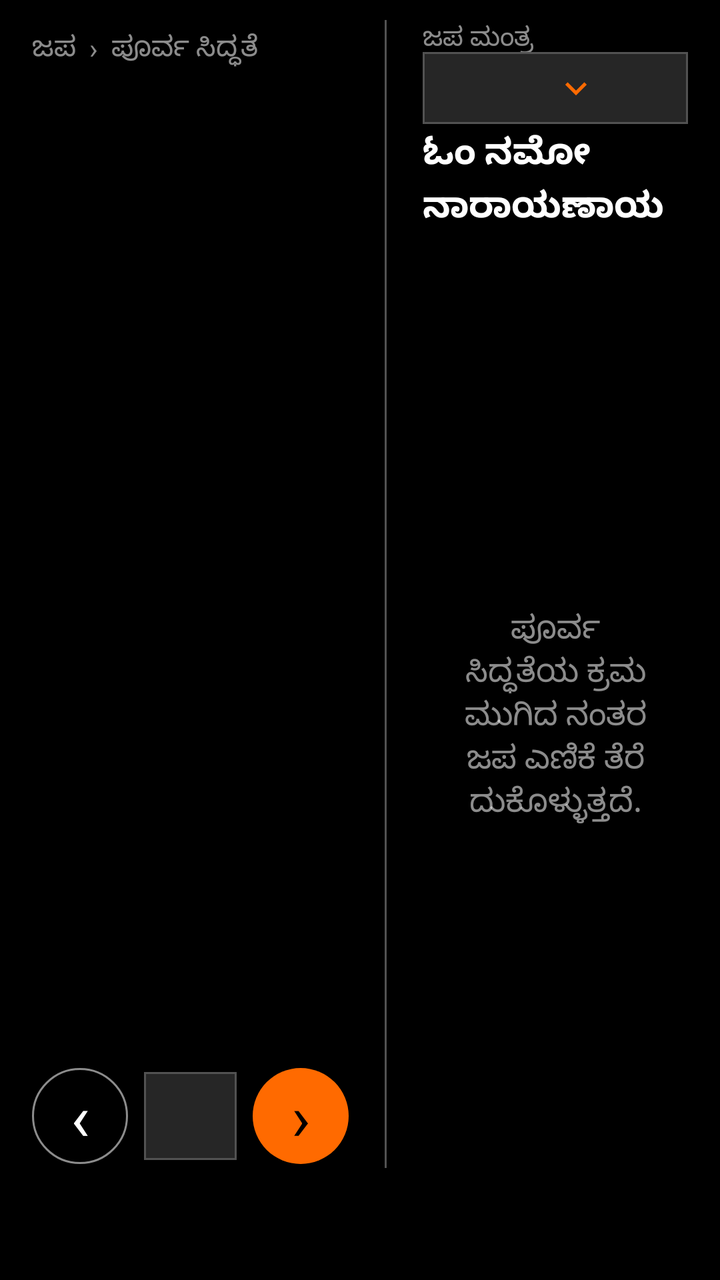
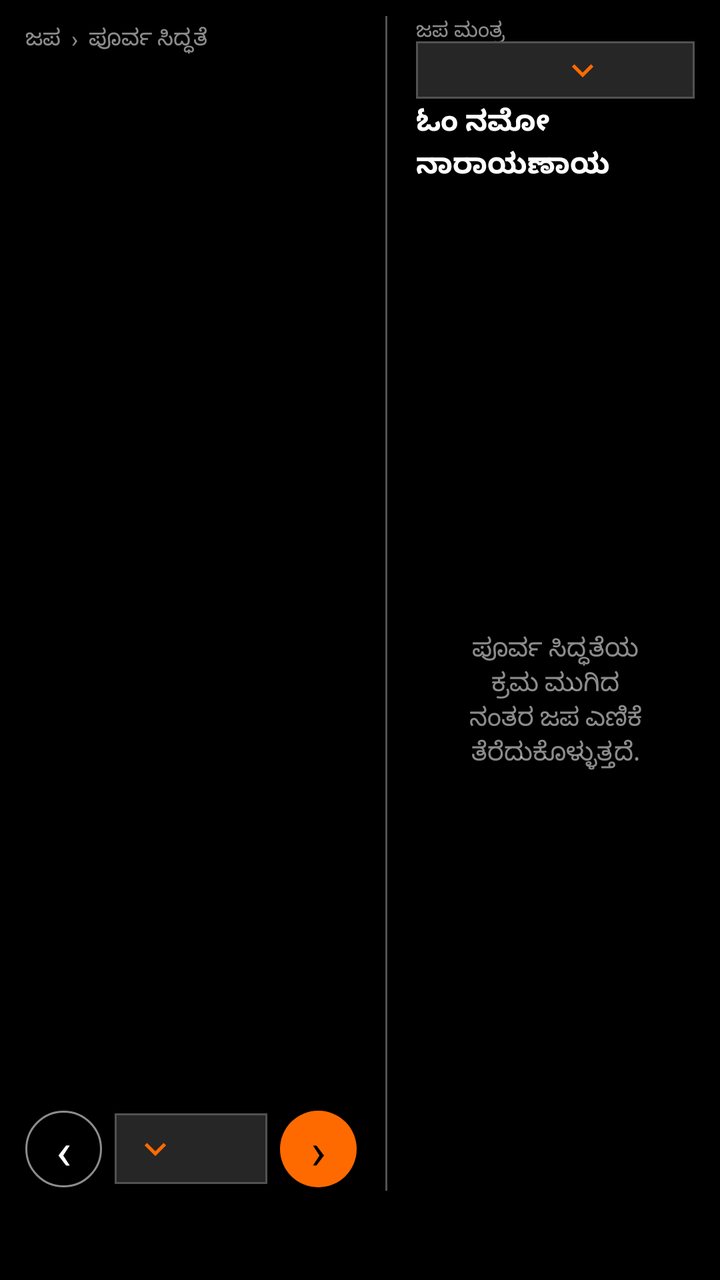

The first picture is an Android layout as it rendered before a commit; the second is the same layout after the commit. The layout source and the unified diff follow.
<!-- AndroidManifest.xml: application theme Theme.PaperDesk -->
<!-- res/layout/page_japa.xml -->
<?xml version="1.0" encoding="utf-8"?>
<LinearLayout xmlns:android="http://schemas.android.com/apk/res/android"
    android:layout_width="match_parent"
    android:layout_height="match_parent"
    android:background="@color/black"
    android:orientation="horizontal"
    android:paddingLeft="@dimen/page_pad_h"
    android:paddingTop="@dimen/japa_pad_top"
    android:paddingRight="@dimen/page_pad_h"
    android:paddingBottom="@dimen/japa_pad_bottom">

    <LinearLayout
        android:layout_width="0dp"
        android:layout_height="match_parent"
        android:layout_weight="1.08"
        android:orientation="vertical"
        android:paddingRight="18dp">

        <TextView android:id="@+id/japaTitle" style="@style/Desk.Title"
            android:layout_width="1dp" android:layout_height="1dp" android:visibility="gone" />

        <TextView android:id="@+id/japaRitualTitle" style="@style/Desk.Meta"
            android:layout_width="match_parent" android:layout_height="28dp"
            android:gravity="center_vertical" android:text="ಜಪ  ›  ಪೂರ್ವ ಸಿದ್ಧತೆ"
            android:textColor="@color/white_55" android:textSize="14sp" />

        <TextView android:id="@+id/japaRitualStep"
            android:layout_width="match_parent" android:layout_height="wrap_content"
            android:layout_marginTop="8dp" android:fontWeight="600"
            android:textColor="@color/white" android:textSize="22sp" />

        <TextView android:id="@+id/japaRitualBody" style="@style/Desk.Body2"
            android:layout_width="match_parent" android:layout_height="0dp" android:layout_weight="1"
            android:layout_marginTop="8dp" android:lineSpacingExtra="3dp"
            android:textColor="@color/white_70" android:textSize="17sp" />

        <LinearLayout android:layout_width="match_parent" android:layout_height="52dp"
            android:gravity="center_vertical" android:orientation="horizontal">
            <TextView android:id="@+id/japaRitualBack"
                android:layout_width="48dp" android:layout_height="48dp" android:background="@drawable/bg_circle"
                android:contentDescription="ಹಿಂದಿನ ಜಪ ಕ್ರಮ" android:gravity="center" android:text="‹"
                android:textColor="@color/white" android:textSize="32sp" />
            <Spinner android:id="@+id/japaRitual"
                android:layout_width="0dp" android:layout_height="44dp" android:layout_weight="1"
                android:layout_marginLeft="8dp" android:layout_marginRight="8dp"
                android:background="@drawable/bg_dropdown" android:popupBackground="@color/surface_2"
                android:spinnerMode="dropdown" />
            <TextView android:id="@+id/japaRitualNext"
                android:layout_width="48dp" android:layout_height="48dp" android:background="@drawable/bg_circle_fill"
                android:contentDescription="ಮುಂದಿನ ಜಪ ಕ್ರಮ" android:gravity="center" android:text="›"
                android:textColor="@color/black" android:textSize="32sp" />
        </LinearLayout>
    </LinearLayout>

    <View android:layout_width="1dp" android:layout_height="match_parent" android:background="@color/divider" />

    <LinearLayout android:layout_width="0dp" android:layout_height="match_parent"
        android:layout_weight="0.92" android:orientation="vertical" android:paddingLeft="18dp">

        <TextView style="@style/Desk.Meta" android:layout_width="match_parent" android:layout_height="16dp"
            android:gravity="center_vertical" android:text="ಜಪ ಮಂತ್ರ" android:textColor="@color/white_55" />

        <Spinner android:id="@+id/japaMantra" android:layout_width="match_parent" android:layout_height="36dp"
            android:background="@drawable/bg_dropdown" android:popupBackground="@color/surface_2"
            android:spinnerMode="dropdown" />

        <TextView android:id="@+id/japaMantraName"
            android:layout_width="match_parent" android:layout_height="52dp" android:layout_marginTop="2dp"
            android:autoSizeMaxTextSize="22sp" android:autoSizeMinTextSize="13sp"
            android:autoSizeStepGranularity="1sp" android:autoSizeTextType="uniform"
            android:fontWeight="700" android:gravity="center_vertical" android:lineSpacingExtra="2dp"
            android:maxLines="3" android:text="ಓಂ ನಮೋ ನಾರಾಯಣಾಯ" android:textColor="@color/white"
            android:textSize="22sp" android:textStyle="bold" />

        <TextView android:id="@+id/japaMantraNote" style="@style/Desk.Meta"
            android:layout_width="match_parent" android:layout_height="16dp"
            android:gravity="center_vertical" android:textColor="@color/carbon_support_warning"
            android:textSize="13sp" android:visibility="invisible" />

        <TextView android:id="@+id/japaWaiting"
            android:layout_width="match_parent" android:layout_height="0dp" android:layout_weight="1"
            android:gravity="center" android:paddingLeft="16dp" android:paddingRight="16dp"
            android:text="ಪೂರ್ವ ಸಿದ್ಧತೆಯ ಕ್ರಮ ಮುಗಿದ ನಂತರ ಜಪ ಎಣಿಕೆ ತೆರೆದುಕೊಳ್ಳುತ್ತದೆ."
            android:textColor="@color/white_55" android:textSize="16sp" />

        <LinearLayout android:id="@+id/japaCounterPane"
            android:layout_width="match_parent" android:layout_height="0dp" android:layout_weight="1"
            android:gravity="center_horizontal" android:orientation="vertical" android:visibility="gone">
            <TextView android:id="@+id/japaCurrent"
                android:layout_width="match_parent" android:layout_height="44dp" android:gravity="center"
                android:includeFontPadding="true" android:text="೦" android:textColor="@color/white"
                android:textSize="30sp" />
            <LinearLayout android:layout_width="match_parent" android:layout_height="88dp"
                android:gravity="center" android:orientation="horizontal">
                <TextView android:id="@+id/japaTap"
                    android:layout_width="82dp" android:layout_height="82dp" android:background="@drawable/bg_circle_fill"
                    android:contentDescription="ಒಂದು ಜಪ ಸೇರಿಸಿ" android:fontWeight="700" android:gravity="center"
                    android:text="ಜಪ\n+೧" android:textColor="@color/black" android:textSize="19sp" />
                <LinearLayout android:layout_width="88dp" android:layout_height="84dp"
                    android:layout_marginLeft="12dp" android:gravity="center" android:orientation="vertical">
                    <LinearLayout android:layout_width="match_parent" android:layout_height="38dp"
                        android:gravity="center" android:orientation="horizontal">
                        <TextView android:id="@+id/japa108"
                            android:layout_width="36dp" android:layout_height="36dp" android:background="@drawable/bg_circle"
                            android:contentDescription="ನೂರ ಎಂಟು ಜಪ ಸೇರಿಸಿ" android:gravity="center" android:text="+೧೦೮"
                            android:textColor="@color/white" android:textSize="11sp" />
                        <TextView android:id="@+id/japaUndo"
                            android:layout_width="36dp" android:layout_height="36dp" android:layout_marginLeft="8dp"
                            android:background="@drawable/bg_circle" android:contentDescription="ಒಂದು ಎಣಿಕೆ ಹಿಂದಕ್ಕೆ"
                            android:gravity="center" android:text="−೧" android:textColor="@color/white" android:textSize="15sp" />
                    </LinearLayout>
                    <LinearLayout android:layout_width="match_parent" android:layout_height="38dp"
                        android:layout_marginTop="4dp" android:gravity="center" android:orientation="horizontal">
                        <TextView android:id="@+id/japaComplete"
                            android:layout_width="36dp" android:layout_height="36dp" android:background="@drawable/bg_circle_fill"
                            android:contentDescription="ಜಪ ಅವಧಿ ದಾಖಲಿಸು" android:gravity="center" android:text="✓"
                            android:textColor="@color/black" android:textSize="20sp" />
                        <TextView android:id="@+id/japaReset"
                            android:layout_width="36dp" android:layout_height="36dp" android:layout_marginLeft="8dp"
                            android:background="@drawable/bg_circle" android:contentDescription="ಪ್ರಸ್ತುತ ಜಪ ಎಣಿಕೆಯನ್ನು ಮರುಹೊಂದಿಸು"
                            android:gravity="center" android:text="↺" android:textColor="@color/white" android:textSize="19sp" />
                    </LinearLayout>
                </LinearLayout>
            </LinearLayout>
            <TextView android:id="@+id/japaSessions" style="@style/Desk.Meta"
                android:layout_width="match_parent" android:layout_height="16dp" android:gravity="center"
                android:textSize="13sp" />
        </LinearLayout>
    </LinearLayout>
</LinearLayout>
<!-- resources referenced by this layout -->
<resources>
  <color name="black">#000000</color>
  <color name="carbon_support_warning">#F1C21B</color>
  <color name="divider">#525252</color>
  <color name="surface_2">#262626</color>
  <color name="white">#FFFFFF</color>
  <color name="white_55">#8CFFFFFF</color>
  <color name="white_70">#B3FFFFFF</color>
  <dimen name="japa_pad_bottom">56dp</dimen>
  <dimen name="japa_pad_top">10dp</dimen>
  <dimen name="page_pad_h">16dp</dimen>
  <!-- drawable bg_circle_fill (drawable) -->
  <?xml version="1.0" encoding="utf-8"?>
  <ripple xmlns:android="http://schemas.android.com/apk/res/android"
      android:color="@color/white">
      <item>
          <shape android:shape="oval">
              <solid android:color="@color/accent" />
          </shape>
      </item>
  </ripple>
  <style name="Desk.Body2" parent="Desk">
          <item name="android:textSize">@dimen/type_body2</item>
          <item name="android:fontWeight">400</item>
          <item name="android:textStyle">normal</item>
          <item name="android:textColor">@color/white_70</item>
      </style>
  <style name="Desk.Meta" parent="Desk">
          <item name="android:textSize">@dimen/type_meta</item>
          <item name="android:fontWeight">400</item>
          <item name="android:textStyle">normal</item>
          <item name="android:textColor">@color/white_55</item>
      </style>
  <style name="Desk.Title" parent="Desk">
          <item name="android:textSize">@dimen/type_title</item>
          <item name="android:fontWeight">600</item>
          <item name="android:textStyle">normal</item>
          <item name="android:textColor">@color/white</item>
      </style>
  <color name="accent">#FF6A00</color>
  <dimen name="stroke_standard">1dp</dimen>
  <style name="Desk">
          <item name="android:fontFamily">sans-serif</item>
          <item name="android:textColor">@color/white</item>
      </style>
  <dimen name="type_body2">15sp</dimen>
  <dimen name="type_meta">13sp</dimen>
  <dimen name="type_title">22sp</dimen>
  <color name="carbon_support_error">#FA4D56</color>
  <color name="carbon_gray_80">#393939</color>
  <style name="ShapeAppearance.PaperDesk" parent="ShapeAppearance.MaterialComponents">
          <item name="cornerFamily">rounded</item>
          <item name="cornerSize">0dp</item>
      </style>
  <style name="Desk.Link" parent="Desk.Meta">
          <item name="android:padding">@dimen/space_8</item>
          <item name="android:minHeight">@dimen/touch</item>
          <item name="android:gravity">center</item>
          <item name="android:clickable">true</item>
          <item name="android:focusable">true</item>
      </style>
  <style name="Desk.Check" parent="Widget.AppCompat.CompoundButton.CheckBox">
          <item name="android:button">@drawable/bg_checkbox</item>
      </style>
  <color name="accent_70">#B3FF6A00</color>
  <dimen name="btn_h">40dp</dimen>
  <dimen name="type_btn">15sp</dimen>
  <dimen name="space_16">16dp</dimen>
  <dimen name="space_8">8dp</dimen>
  <dimen name="touch">44dp</dimen>
  <dimen name="stroke_hairline">0.5dp</dimen>
  <!-- drawable bg_dialog (drawable) -->
  <?xml version="1.0" encoding="utf-8"?>
  <shape xmlns:android="http://schemas.android.com/apk/res/android"
      android:shape="rectangle">
      <solid android:color="@color/black" />
      <stroke
          android:width="@dimen/stroke"
          android:color="@color/white" />
  </shape>
  <style name="Desk.DialogButton.Positive" parent="Desk.DialogButton">
          <item name="android:textColor">@color/accent</item>
      </style>
  <style name="Desk.DialogButton.Negative" parent="Desk.DialogButton">
          <item name="android:textColor">@color/white_70</item>
      </style>
  <dimen name="check">20dp</dimen>
  <dimen name="stroke">0.5dp</dimen>
  <style name="Desk.DialogButton" parent="Widget.AppCompat.Button.ButtonBar.AlertDialog">
          <item name="android:background">@color/black</item>
          <item name="android:minHeight">48dp</item>
          <item name="android:textSize">18sp</item>
      </style>
  <!-- unchanged entries left out for length: 11 -->
</resources>

<!-- the commit's change to res/layout/page_japa.xml (unified diff, before → after) -->
@@ -14,117 +14,117 @@
         android:layout_height="match_parent"
         android:layout_weight="1.08"
         android:orientation="vertical"
-        android:paddingRight="18dp">
+        android:paddingRight="14.4dp">
 
         <TextView android:id="@+id/japaTitle" style="@style/Desk.Title"
             android:layout_width="1dp" android:layout_height="1dp" android:visibility="gone" />
 
         <TextView android:id="@+id/japaRitualTitle" style="@style/Desk.Meta"
-            android:layout_width="match_parent" android:layout_height="28dp"
+            android:layout_width="match_parent" android:layout_height="22.4dp"
             android:gravity="center_vertical" android:text="ಜಪ  ›  ಪೂರ್ವ ಸಿದ್ಧತೆ"
-            android:textColor="@color/white_55" android:textSize="14sp" />
+            android:textColor="@color/white_55" android:textSize="11.2sp" />
 
         <TextView android:id="@+id/japaRitualStep"
             android:layout_width="match_parent" android:layout_height="wrap_content"
-            android:layout_marginTop="8dp" android:fontWeight="600"
-            android:textColor="@color/white" android:textSize="22sp" />
+            android:layout_marginTop="6.4dp" android:fontWeight="600"
+            android:textColor="@color/white" android:textSize="17.6sp" />
 
         <TextView android:id="@+id/japaRitualBody" style="@style/Desk.Body2"
             android:layout_width="match_parent" android:layout_height="0dp" android:layout_weight="1"
-            android:layout_marginTop="8dp" android:lineSpacingExtra="3dp"
-            android:textColor="@color/white_70" android:textSize="17sp" />
+            android:layout_marginTop="6.4dp" android:lineSpacingExtra="2.4dp"
+            android:textColor="@color/white_70" android:textSize="13.6sp" />
 
-        <LinearLayout android:layout_width="match_parent" android:layout_height="52dp"
+        <LinearLayout android:layout_width="match_parent" android:layout_height="41.6dp"
             android:gravity="center_vertical" android:orientation="horizontal">
             <TextView android:id="@+id/japaRitualBack"
-                android:layout_width="48dp" android:layout_height="48dp" android:background="@drawable/bg_circle"
+                android:layout_width="38.4dp" android:layout_height="38.4dp" android:background="@drawable/bg_circle"
                 android:contentDescription="ಹಿಂದಿನ ಜಪ ಕ್ರಮ" android:gravity="center" android:text="‹"
-                android:textColor="@color/white" android:textSize="32sp" />
+                android:textColor="@color/white" android:textSize="25.6sp" />
             <Spinner android:id="@+id/japaRitual"
-                android:layout_width="0dp" android:layout_height="44dp" android:layout_weight="1"
-                android:layout_marginLeft="8dp" android:layout_marginRight="8dp"
+                android:layout_width="0dp" android:layout_height="35.2dp" android:layout_weight="1"
+                android:layout_marginLeft="6.4dp" android:layout_marginRight="6.4dp"
                 android:background="@drawable/bg_dropdown" android:popupBackground="@color/surface_2"
                 android:spinnerMode="dropdown" />
             <TextView android:id="@+id/japaRitualNext"
-                android:layout_width="48dp" android:layout_height="48dp" android:background="@drawable/bg_circle_fill"
+                android:layout_width="38.4dp" android:layout_height="38.4dp" android:background="@drawable/bg_circle_fill"
                 android:contentDescription="ಮುಂದಿನ ಜಪ ಕ್ರಮ" android:gravity="center" android:text="›"
-                android:textColor="@color/black" android:textSize="32sp" />
+                android:textColor="@color/black" android:textSize="25.6sp" />
         </LinearLayout>
     </LinearLayout>
 
     <View android:layout_width="1dp" android:layout_height="match_parent" android:background="@color/divider" />
 
     <LinearLayout android:layout_width="0dp" android:layout_height="match_parent"
-        android:layout_weight="0.92" android:orientation="vertical" android:paddingLeft="18dp">
+        android:layout_weight="0.92" android:orientation="vertical" android:paddingLeft="14.4dp">
 
-        <TextView style="@style/Desk.Meta" android:layout_width="match_parent" android:layout_height="16dp"
+        <TextView style="@style/Desk.Meta" android:layout_width="match_parent" android:layout_height="12.8dp"
             android:gravity="center_vertical" android:text="ಜಪ ಮಂತ್ರ" android:textColor="@color/white_55" />
 
-        <Spinner android:id="@+id/japaMantra" android:layout_width="match_parent" android:layout_height="36dp"
+        <Spinner android:id="@+id/japaMantra" android:layout_width="match_parent" android:layout_height="28.8dp"
             android:background="@drawable/bg_dropdown" android:popupBackground="@color/surface_2"
             android:spinnerMode="dropdown" />
 
         <TextView android:id="@+id/japaMantraName"
-            android:layout_width="match_parent" android:layout_height="52dp" android:layout_marginTop="2dp"
-            android:autoSizeMaxTextSize="22sp" android:autoSizeMinTextSize="13sp"
-            android:autoSizeStepGranularity="1sp" android:autoSizeTextType="uniform"
-            android:fontWeight="700" android:gravity="center_vertical" android:lineSpacingExtra="2dp"
+            android:layout_width="match_parent" android:layout_height="41.6dp" android:layout_marginTop="1.6dp"
+            android:autoSizeMaxTextSize="17.6sp" android:autoSizeMinTextSize="10.4sp"
+            android:autoSizeStepGranularity="0.8sp" android:autoSizeTextType="uniform"
+            android:fontWeight="700" android:gravity="center_vertical" android:lineSpacingExtra="1.6dp"
             android:maxLines="3" android:text="ಓಂ ನಮೋ ನಾರಾಯಣಾಯ" android:textColor="@color/white"
-            android:textSize="22sp" android:textStyle="bold" />
+            android:textSize="17.6sp" android:textStyle="bold" />
 
         <TextView android:id="@+id/japaMantraNote" style="@style/Desk.Meta"
-            android:layout_width="match_parent" android:layout_height="16dp"
+            android:layout_width="match_parent" android:layout_height="12.8dp"
             android:gravity="center_vertical" android:textColor="@color/carbon_support_warning"
-            android:textSize="13sp" android:visibility="invisible" />
+            android:textSize="10.4sp" android:visibility="invisible" />
 
         <TextView android:id="@+id/japaWaiting"
             android:layout_width="match_parent" android:layout_height="0dp" android:layout_weight="1"
-            android:gravity="center" android:paddingLeft="16dp" android:paddingRight="16dp"
+            android:gravity="center" android:paddingLeft="12.8dp" android:paddingRight="12.8dp"
             android:text="ಪೂರ್ವ ಸಿದ್ಧತೆಯ ಕ್ರಮ ಮುಗಿದ ನಂತರ ಜಪ ಎಣಿಕೆ ತೆರೆದುಕೊಳ್ಳುತ್ತದೆ."
-            android:textColor="@color/white_55" android:textSize="16sp" />
+            android:textColor="@color/white_55" android:textSize="12.8sp" />
 
         <LinearLayout android:id="@+id/japaCounterPane"
             android:layout_width="match_parent" android:layout_height="0dp" android:layout_weight="1"
             android:gravity="center_horizontal" android:orientation="vertical" android:visibility="gone">
             <TextView android:id="@+id/japaCurrent"
-                android:layout_width="match_parent" android:layout_height="44dp" android:gravity="center"
+                android:layout_width="match_parent" android:layout_height="35.2dp" android:gravity="center"
                 android:includeFontPadding="true" android:text="೦" android:textColor="@color/white"
-                android:textSize="30sp" />
-            <LinearLayout android:layout_width="match_parent" android:layout_height="88dp"
+                android:textSize="24sp" />
+            <LinearLayout android:layout_width="match_parent" android:layout_height="70.4dp"
                 android:gravity="center" android:orientation="horizontal">
                 <TextView android:id="@+id/japaTap"
-                    android:layout_width="82dp" android:layout_height="82dp" android:background="@drawable/bg_circle_fill"
+                    android:layout_width="65.6dp" android:layout_height="65.6dp" android:background="@drawable/bg_circle_fill"
                     android:contentDescription="ಒಂದು ಜಪ ಸೇರಿಸಿ" android:fontWeight="700" android:gravity="center"
-                    android:text="ಜಪ\n+೧" android:textColor="@color/black" android:textSize="19sp" />
-                <LinearLayout android:layout_width="88dp" android:layout_height="84dp"
-                    android:layout_marginLeft="12dp" android:gravity="center" android:orientation="vertical">
-                    <LinearLayout android:layout_width="match_parent" android:layout_height="38dp"
+                    android:text="ಜಪ\n+೧" android:textColor="@color/black" android:textSize="15.2sp" />
+                <LinearLayout android:layout_width="70.4dp" android:layout_height="67.2dp"
+                    android:layout_marginLeft="9.6dp" android:gravity="center" android:orientation="vertical">
+                    <LinearLayout android:layout_width="match_parent" android:layout_height="30.4dp"
                         android:gravity="center" android:orientation="horizontal">
                         <TextView android:id="@+id/japa108"
-                            android:layout_width="36dp" android:layout_height="36dp" android:background="@drawable/bg_circle"
+                            android:layout_width="28.8dp" android:layout_height="28.8dp" android:background="@drawable/bg_circle"
                             android:contentDescription="ನೂರ ಎಂಟು ಜಪ ಸೇರಿಸಿ" android:gravity="center" android:text="+೧೦೮"
-                            android:textColor="@color/white" android:textSize="11sp" />
+                            android:textColor="@color/white" android:textSize="8.8sp" />
                         <TextView android:id="@+id/japaUndo"
-                            android:layout_width="36dp" android:layout_height="36dp" android:layout_marginLeft="8dp"
+                            android:layout_width="28.8dp" android:layout_height="28.8dp" android:layout_marginLeft="6.4dp"
                             android:background="@drawable/bg_circle" android:contentDescription="ಒಂದು ಎಣಿಕೆ ಹಿಂದಕ್ಕೆ"
-                            android:gravity="center" android:text="−೧" android:textColor="@color/white" android:textSize="15sp" />
+                            android:gravity="center" android:text="−೧" android:textColor="@color/white" android:textSize="12sp" />
                     </LinearLayout>
-                    <LinearLayout android:layout_width="match_parent" android:layout_height="38dp"
-                        android:layout_marginTop="4dp" android:gravity="center" android:orientation="horizontal">
+                    <LinearLayout android:layout_width="match_parent" android:layout_height="30.4dp"
+                        android:layout_marginTop="3.2dp" android:gravity="center" android:orientation="horizontal">
                         <TextView android:id="@+id/japaComplete"
-                            android:layout_width="36dp" android:layout_height="36dp" android:background="@drawable/bg_circle_fill"
+                            android:layout_width="28.8dp" android:layout_height="28.8dp" android:background="@drawable/bg_circle_fill"
                             android:contentDescription="ಜಪ ಅವಧಿ ದಾಖಲಿಸು" android:gravity="center" android:text="✓"
-                            android:textColor="@color/black" android:textSize="20sp" />
+                            android:textColor="@color/black" android:textSize="16sp" />
                         <TextView android:id="@+id/japaReset"
-                            android:layout_width="36dp" android:layout_height="36dp" android:layout_marginLeft="8dp"
+                            android:layout_width="28.8dp" android:layout_height="28.8dp" android:layout_marginLeft="6.4dp"
                             android:background="@drawable/bg_circle" android:contentDescription="ಪ್ರಸ್ತುತ ಜಪ ಎಣಿಕೆಯನ್ನು ಮರುಹೊಂದಿಸು"
-                            android:gravity="center" android:text="↺" android:textColor="@color/white" android:textSize="19sp" />
+                            android:gravity="center" android:text="↺" android:textColor="@color/white" android:textSize="15.2sp" />
                     </LinearLayout>
                 </LinearLayout>
             </LinearLayout>
             <TextView android:id="@+id/japaSessions" style="@style/Desk.Meta"
-                android:layout_width="match_parent" android:layout_height="16dp" android:gravity="center"
-                android:textSize="13sp" />
+                android:layout_width="match_parent" android:layout_height="12.8dp" android:gravity="center"
+                android:textSize="10.4sp" />
         </LinearLayout>
     </LinearLayout>
 </LinearLayout>
<!-- resource entries referenced after the edit -->
@@ -7,9 +7,9 @@
   <color name="white">#FFFFFF</color>
   <color name="white_55">#8CFFFFFF</color>
   <color name="white_70">#B3FFFFFF</color>
-  <dimen name="japa_pad_bottom">56dp</dimen>
-  <dimen name="japa_pad_top">10dp</dimen>
-  <dimen name="page_pad_h">16dp</dimen>
+  <dimen name="japa_pad_bottom">44.8dp</dimen>
+  <dimen name="japa_pad_top">8dp</dimen>
+  <dimen name="page_pad_h">12.8dp</dimen>
   <!-- drawable bg_circle_fill (drawable) -->
   <?xml version="1.0" encoding="utf-8"?>
   <ripple xmlns:android="http://schemas.android.com/apk/res/android"
@@ -44,9 +44,9 @@
           <item name="android:fontFamily">sans-serif</item>
           <item name="android:textColor">@color/white</item>
       </style>
-  <dimen name="type_body2">15sp</dimen>
-  <dimen name="type_meta">13sp</dimen>
-  <dimen name="type_title">22sp</dimen>
+  <dimen name="type_body2">12sp</dimen>
+  <dimen name="type_meta">10.4sp</dimen>
+  <dimen name="type_title">17.6sp</dimen>
   <color name="carbon_support_error">#FA4D56</color>
   <color name="carbon_gray_80">#393939</color>
   <style name="ShapeAppearance.PaperDesk" parent="ShapeAppearance.MaterialComponents">
@@ -64,11 +64,11 @@
           <item name="android:button">@drawable/bg_checkbox</item>
       </style>
   <color name="accent_70">#B3FF6A00</color>
-  <dimen name="btn_h">40dp</dimen>
-  <dimen name="type_btn">15sp</dimen>
-  <dimen name="space_16">16dp</dimen>
-  <dimen name="space_8">8dp</dimen>
-  <dimen name="touch">44dp</dimen>
+  <dimen name="btn_h">32dp</dimen>
+  <dimen name="type_btn">12sp</dimen>
+  <dimen name="space_16">12.8dp</dimen>
+  <dimen name="space_8">6.4dp</dimen>
+  <dimen name="touch">35.2dp</dimen>
   <dimen name="stroke_hairline">0.5dp</dimen>
   <!-- drawable bg_dialog (drawable) -->
   <?xml version="1.0" encoding="utf-8"?>
@@ -85,7 +85,7 @@
   <style name="Desk.DialogButton.Negative" parent="Desk.DialogButton">
           <item name="android:textColor">@color/white_70</item>
       </style>
-  <dimen name="check">20dp</dimen>
+  <dimen name="check">16dp</dimen>
   <dimen name="stroke">0.5dp</dimen>
   <style name="Desk.DialogButton" parent="Widget.AppCompat.Button.ButtonBar.AlertDialog">
           <item name="android:background">@color/black</item>
